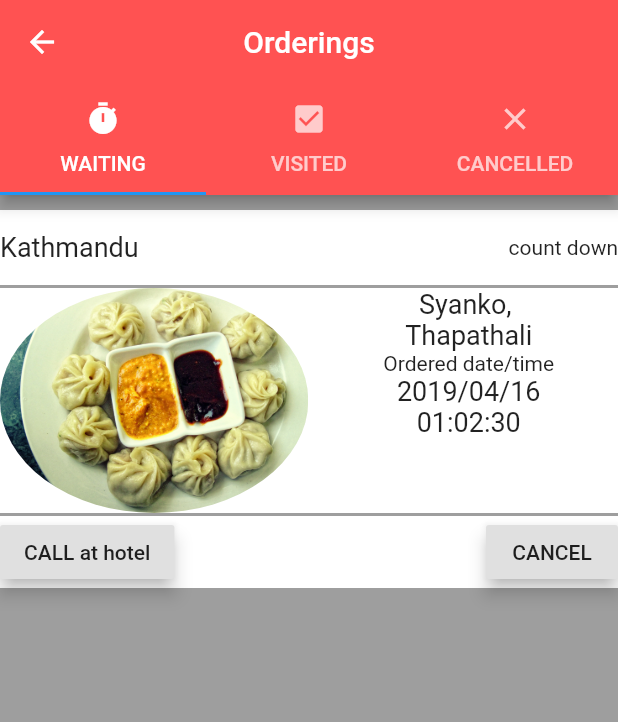
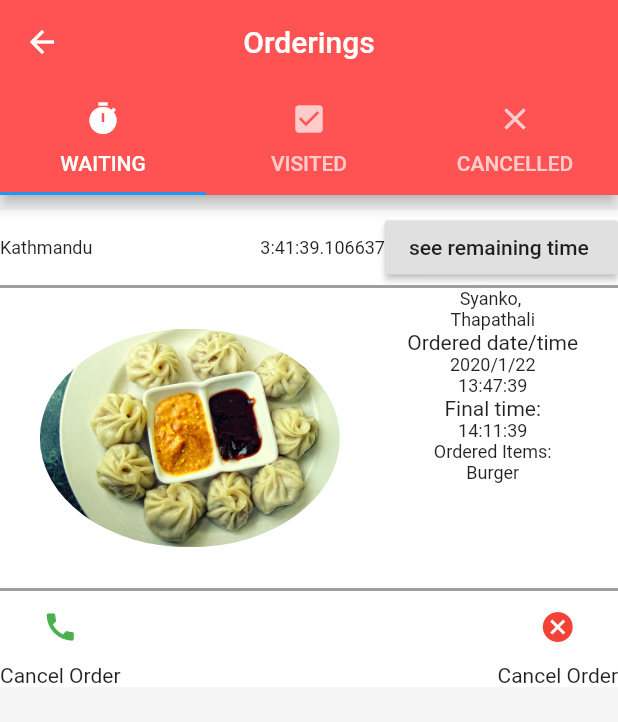
Before and after one commit to AayushNeupane57/TimeZero, a Flutter app: the Order screen opened directly, on a phone screen of 412 x 824 dp. Shown: the top 722 px of the screen. Run offline on Flutter 3.47's test engine with Material 2 defaults, Android fonts, the phone set to English and light mode, and no system bars.

Commit message:
ordering button placed

```diff
--- a/lib/Inside app/Orderings.dart
+++ b/lib/Inside app/Orderings.dart
@@ -1,144 +1,39 @@
 
 import "package:flutter/material.dart";
+import 'dart:async';
+import 'package:url_launcher/url_launcher.dart';
 
 
 class BookedDetails{
   String image;
   String name;
-  String date;
-  String wTime;
-  String oTime;
+  DateTime orderDateTime; // time at which order is made
+  DateTime finalDateTime; // time the customer is supposed to get the food served
   String address;
-  BookedDetails(this.image,this.name,this.date,this.wTime,this.oTime,this.address);
+  String item;
+  BookedDetails(this.image,this.name,this.orderDateTime,this.finalDateTime,this.address,this.item);
 }
 int count = 1;
 List <BookedDetails> bookedDetails =
-[BookedDetails("images/syanko.png","Syanko","2019/04/16","00:20:00", "01:02:30","Thapathali"),];
+[BookedDetails("images/syanko.png","Syanko",DateTime.parse("2020-01-22 13:47:39.106637"), DateTime.parse("2020-01-22 14:11:39.106637"),"Thapathali","Burger"),];
 
 
-
-
-Widget bookedItems()
-{
-if (count == bookedDetails.length)
-  {return Container(
-
-          color: Colors.white,
-          child: Column(
-            children: <Widget>[
-              Container(
-                height:50,
-                child: Row(
-                  children: <Widget>[
-                    Text("Kathmandu",
-                        style: TextStyle(
-                          fontSize: 18,
-                        )),
-                    Spacer(),
-                    Text('count down',),
-
-                  ],
-                ),
-
-              ),
-              Container(
-                height: 2,
-                color: Colors.grey,
-              ),
-              Container(
-                  height:150,
-                  color: Colors.white,
-                  child:
-                  Row(
-                    children: <Widget>[
-                      ClipOval(
-                        child: Image.asset(
-                          'images/Momo.jpg',
-                          fit: BoxFit.cover,),
-                      ),
-                      SizedBox(width:50),
-                      Column(
-                        children:<Widget>[
-                          Text(bookedDetails[0].name+", " ,
-                            style: TextStyle(
-                              fontSize: 18,),),
-                          Text(bookedDetails[0].address,
-                            style: TextStyle(
-                              fontSize: 18,),),
-
-                          Text("Ordering date/time"),
-                          Text(bookedDetails[0].date,
-                              style: TextStyle(
-                                fontSize: 18,)),
-                          Text(bookedDetails[0].oTime,
-                              style: TextStyle(
-                                fontSize: 18,))
-                        ],
-
-
-                      ),
-
-
-
-
-                    ],
-                  )
-
-              ),
-
-
-              //container to colour the space
-              Container(
-                height: 2,
-                color: Colors.grey,
-              ),
-
-
-              Container(
-                  color: Colors.white,
-                  child: Row(
-                    children: <Widget>[
-                      RaisedButton(
-                        elevation:5.0,
-                        onPressed: (){
-                          print("call button prrssed");
-                          print(bookedDetails[0].name);
-                        },
-                        child:Text("CALL at hotel"),),
-                      Spacer(),
-                      RaisedButton(
-                        elevation:5.0,
-                        onPressed: (){
-                          print("cancelled button pressed");
-                        },
-                        child: Text("CANCEL"),),
-
-                    ],
-                  )
-
-              )
-
-
-            ],
-          )
-      );}
-else if(count < bookedDetails.length)
-  {
-    count++;
-    return bookedItems();
+class Order extends StatefulWidget{
+@override
+  State<StatefulWidget> createState() {
+    // TODO: implement createState
+    return _Order();
   }
 }
 
 
-
-
-class Order extends StatelessWidget {
+class _Order extends State<Order> {
   @override
   Widget build(BuildContext context) {
     return DefaultTabController(
         length: 3,
         child: Scaffold(
-            backgroundColor: Colors.grey,
+            backgroundColor: Colors.grey[100],
             appBar: AppBar(
                 backgroundColor: Colors.redAccent,
                 centerTitle: true,
@@ -176,10 +71,34 @@ class Order extends StatelessWidget {
                                 children: <Widget>[
                                   Text("Kathmandu",
                                   style: TextStyle(
-                                    fontSize: 18,
+                                    fontSize: 12,
                                   )),
                                   Spacer(),
-                                  Text('count down',),
+
+                                  Text((bookedDetails[0].finalDateTime.difference(DateTime.now())).toString(),
+
+                                      style: TextStyle(
+                                        fontSize: 12,
+                                      )
+                                  ),
+                                  RaisedButton(
+
+                                    onPressed: ()
+                                    {
+                                      setState(() {
+                                        DateTime date = DateTime.now();
+                                        String time = "${date.hour}:${date.minute}:${date.second}";
+                                        print(DateTime.now());
+                                        print(bookedDetails[0].finalDateTime);
+                                        print(time);
+                                        Text("aa");
+                                      });
+                                    },
+                                    child: Text("see remaining time "),)
+
+
+
+
 
                                 ],
                               ),
@@ -189,8 +108,13 @@ class Order extends StatelessWidget {
                               height: 2,
                               color: Colors.grey,
                             ),
+
+                            SingleChildScrollView(
+                              scrollDirection: Axis.horizontal,
+
+                              child:
                               Container(
-                              height:150,
+                                  height:200,
                                   color: Colors.white,
                                   child:
                                   Row(
@@ -198,25 +122,36 @@ class Order extends StatelessWidget {
                                       ClipOval(
                                         child: Image.asset(
                                           'images/Momo.jpg',
+                                          width: 200,
                                           fit: BoxFit.cover,),
                                       ),
-                                    SizedBox(width:50),
+                                      SizedBox(width:45),
                                       Column(
                                         children:<Widget>[
                                           Text(bookedDetails[0].name+", " ,
                                             style: TextStyle(
-                                            fontSize: 18,),),
+                                              fontSize: 12,),),
                                           Text(bookedDetails[0].address,
                                             style: TextStyle(
-                                            fontSize: 18,),),
+                                              fontSize: 12,),),
 
                                           Text("Ordered date/time"),
-                                        Text(bookedDetails[0].date,
+                                          Text("${bookedDetails[0].orderDateTime.year}/${bookedDetails[0].orderDateTime.month}/${bookedDetails[0].orderDateTime.day}",
                                               style: TextStyle(
-                                              fontSize: 18,)),
-                                        Text(bookedDetails[0].oTime,
+                                                fontSize: 12,)),
+                                          Text("${bookedDetails[0].orderDateTime.hour}:${bookedDetails[0].orderDateTime.minute}:${bookedDetails[0].orderDateTime.second}",
                                               style: TextStyle(
-                                              fontSize: 18,))
+                                                fontSize: 12,)),
+                                          Text("Final time:"),
+                                          Text("${bookedDetails[0].finalDateTime.hour}:${bookedDetails[0].finalDateTime.minute}:${bookedDetails[0].finalDateTime.second}",
+                                              style: TextStyle(
+                                                fontSize: 12,)),
+                                          Text("Ordered Items:",
+                                              style: TextStyle(
+                                                fontSize: 12,)),
+                                          Text(bookedDetails[0].item,
+                                              style: TextStyle(
+                                                fontSize: 12,))
                                         ],
 
 
@@ -229,6 +164,8 @@ class Order extends StatelessWidget {
                                   )
 
                               ),
+                            ),
+
 
 
                                    //container to colour the space
@@ -242,20 +179,51 @@ class Order extends StatelessWidget {
                                 color: Colors.white,
                                 child: Row(
                                   children: <Widget>[
-                                    RaisedButton(
-                                        elevation:5.0,
-                                        onPressed: (){
-                                          print("call button prrssed");
-                                          print(bookedDetails[0].name);
+                                    Column(
+                                      children:<Widget>[
+                                        IconButton(
+                                          icon: Icon(Icons.call,
+                                          color: Colors.green,),
+                                          onPressed: () {
+                                            print("call buttonn  pressed");
+                                            launch("tel:+9779867353344");
                                           },
-                                        child:Text("CALL at hotel"),),
+                                        ),
+                                          GestureDetector(
+                                              child:
+                                              Text("Cancel Order",
+                                                  style: TextStyle(
+                                                      fontSize: 14)),
+                                              onTap:(){
+                                                print("CALL button  pressed");
+                                                launch("tel:+9779867353344");
+                                              }
+                                          ),
+                                      ]
+                                    ),
                                     Spacer(),
-                                    RaisedButton(
-                                        elevation:5.0,
-                                        onPressed: (){
-                                          print("cancelled button pressed");
+                                    Column(
+                                        children:<Widget>[
+                                          IconButton(
+                                            icon: Icon(Icons.cancel,
+                                            color:Colors.red),
+                                            onPressed: () {
+                                              print("cancel button  pressed");
                                             },
-                                        child: Text("CANCEL"),),
+                                          ),
+                                          GestureDetector(
+                                            child:
+                                            Text("Cancel Order",
+                                                style: TextStyle(
+                                                    fontSize: 14)),
+                                            onTap:(){
+                                            print("cancel button  pressed");
+                                            }
+                                          ),
+
+                                        ]
+                                    ),
+
 
                                   ],
                                 )
@@ -274,6 +242,7 @@ class Order extends StatelessWidget {
 
                   ],
                 ),
+
 
 
 
--- a/pubspec.yaml
+++ b/pubspec.yaml
@@ -27,11 +27,13 @@ dependencies:
   # The following adds the Cupertino Icons font to your application.
   # Use with the CupertinoIcons class for iOS style icons.
   cupertino_icons: ^0.1.2
+  get_it: ^1.0.3+2
+  url_launcher: ^5.0.3
+
 
 dev_dependencies:
   flutter_test:
     sdk: flutter
-
 
 # For information on the generic Dart part of this file, see the
 # following page: https://dart.dev/tools/pub/pubspec
```
Also changed, not shown: pubspec.lock. Lines whose indentation alone changed are shown as unchanged.
